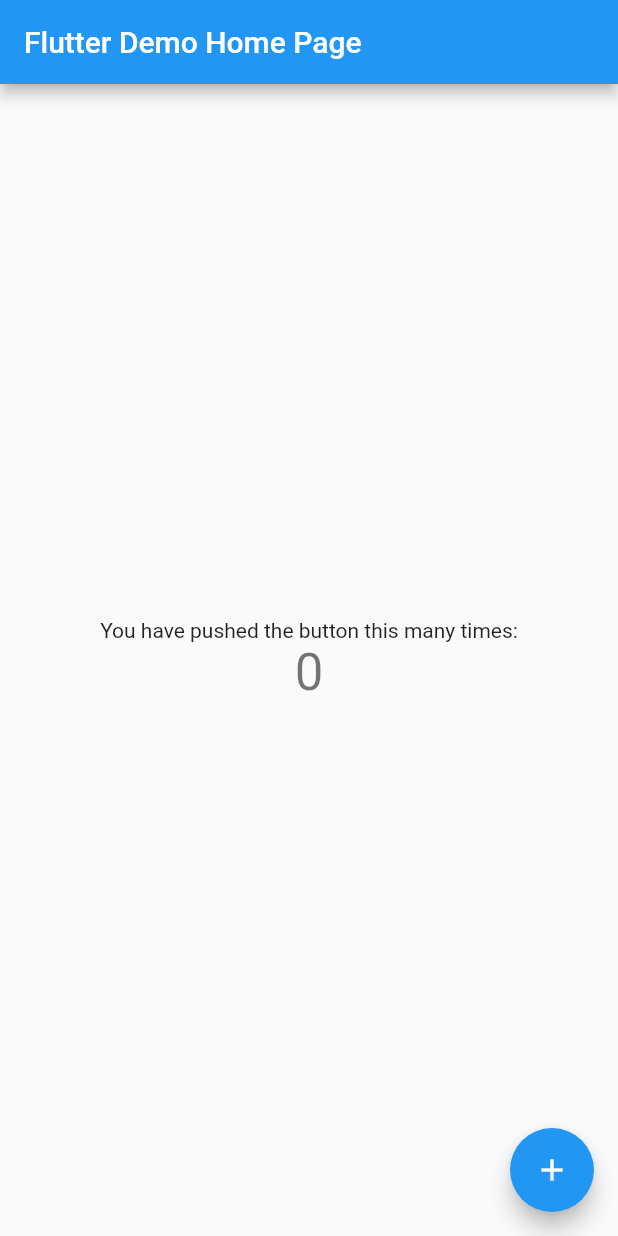
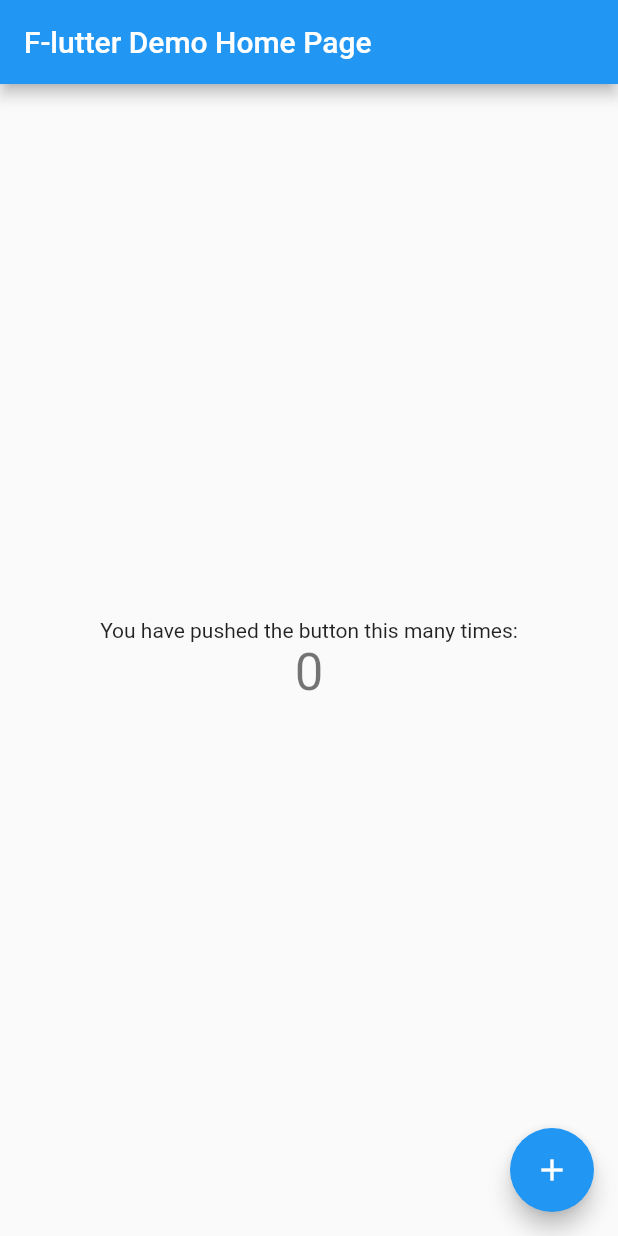
Before and after one commit to pablomdd/Buenas-Acciones-User-App, a Flutter app: the screen it shows after launch, on a phone screen of 412 x 824 dp. Run offline on Flutter 3.47's test engine with Material 2 defaults, Android fonts, the phone set to English and light mode, and no system bars.

```diff
--- a/buenasacciones/lib/main.dart
+++ b/buenasacciones/lib/main.dart
@@ -20,7 +20,7 @@ class MyApp extends StatelessWidget {
         // is not restarted.
         primarySwatch: Colors.blue,
       ),
-      home: MyHomePage(title: 'Flutter Demo Home Page'),
+      home: MyHomePage(title: 'F-lutter Demo Home Page'),
     );
   }
 }
--- a/buenasacciones/pubspec.yaml
+++ b/buenasacciones/pubspec.yaml
@@ -19,6 +19,8 @@ environment:
 dependencies:
   flutter:
     sdk: flutter
+  generic_bloc_provider: ^1.0.8
+  http: ^0.12.0+2
 
   # The following adds the Cupertino Icons font to your application.
   # Use with the CupertinoIcons class for iOS style icons.
```
Also changed, not shown: buenasacciones/lib/UI/Widgets/challenge_card.dart (added), buenasacciones/lib/UI/logIn_screen.dart (added).
